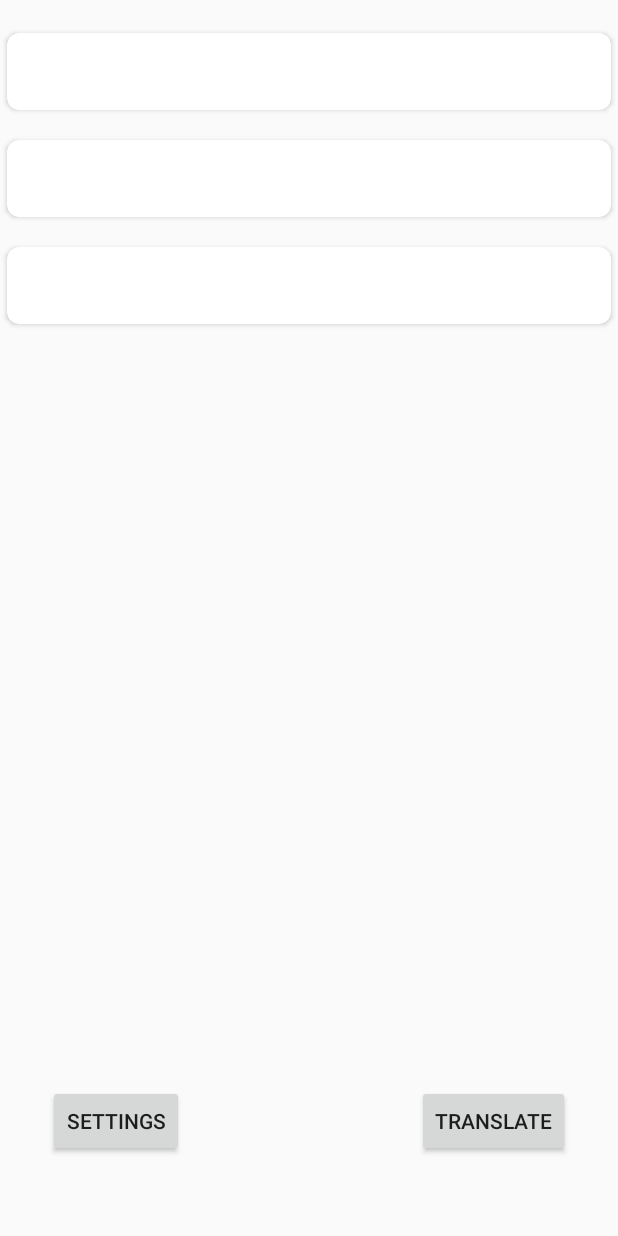
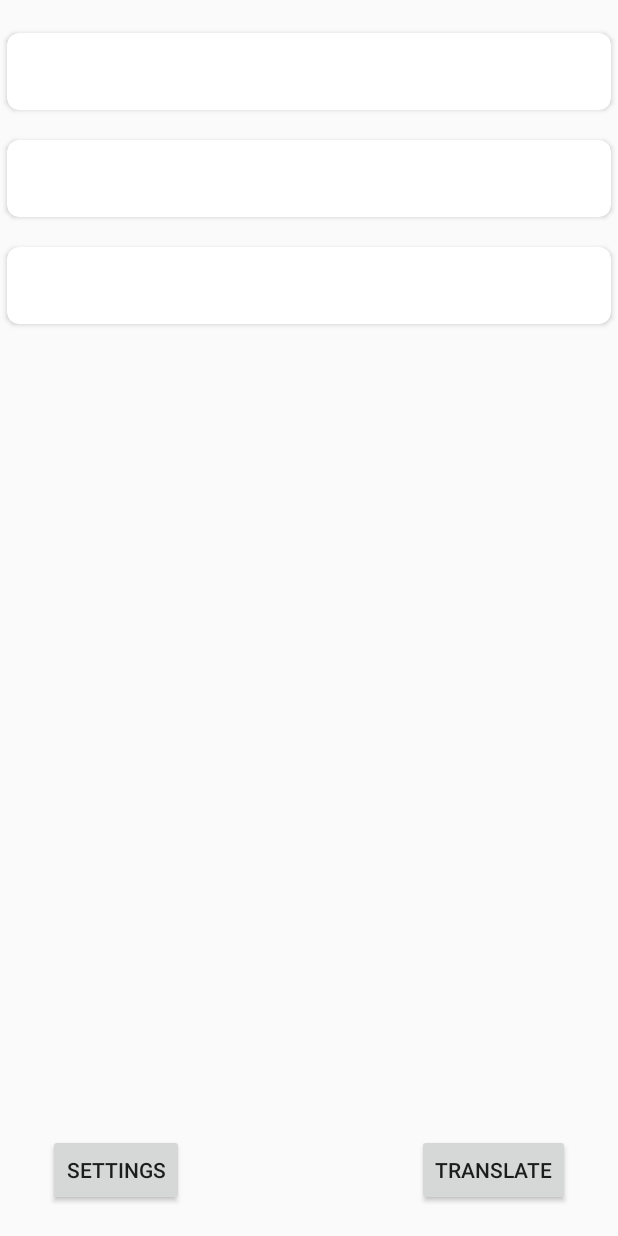
Before and after one commit to HaydenMCD/mobile-app-dev, an Android app: the layout fragment_home.xml on its own in the app's theme, with its tools: preview values and no code run, on a phone screen of 412 x 824 dp. Run offline under Robolectric (Android 15) with nearby library versions, the phone set to English and light mode, and no system bars.

Commit message:
Moved home screen buttons up and changed constraints

```diff
--- a/app/src/main/res/layout/fragment_home.xml
+++ b/app/src/main/res/layout/fragment_home.xml
@@ -50,23 +50,21 @@
             android:layout_width="0dp"
             android:layout_height="wrap_content"
             android:layout_marginStart="32dp"
-            android:layout_marginTop="670dp"
+            android:layout_marginBottom="20dp"
             android:text="Settings"
             app:layout_constraintBottom_toBottomOf="parent"
             app:layout_constraintLeft_toLeftOf="parent"
-            app:layout_constraintTop_toTopOf="parent"
             />
 
         <Button
             android:id="@+id/btn_translate"
             android:layout_width="0dp"
             android:layout_height="wrap_content"
-            android:layout_marginTop="670dp"
+            android:layout_marginBottom="20dp"
             android:layout_marginEnd="32dp"
             android:text="Translate"
-            app:layout_constraintBottom_toBottomOf="parent"
             app:layout_constraintRight_toRightOf="parent"
-            app:layout_constraintTop_toTopOf="parent" />
+            app:layout_constraintBottom_toBottomOf="parent" />
 
 
     </androidx.constraintlayout.widget.ConstraintLayout>
```
